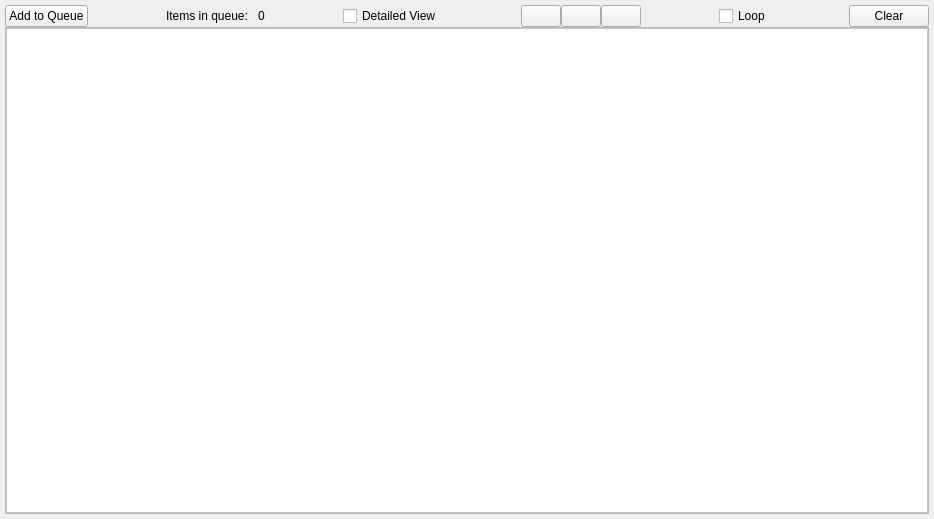
Above: src/QSview/resources/queue_editor.ui from BCDA-APS/QSview before the change. Below: the same form after it.
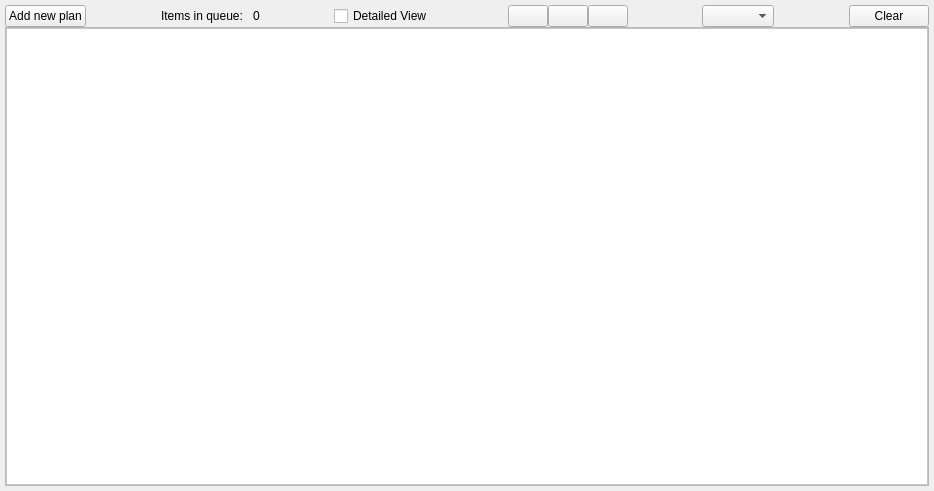
That is the form after the change. Icons and pictures are not drawn.

Commit message: Replace Loop checkbox ith comboBox

Diff of the .ui file:
```diff
--- a/src/QSview/resources/queue_editor.ui
+++ b/src/QSview/resources/queue_editor.ui
@@ -7,7 +7,7 @@
     <x>0</x>
     <y>0</y>
     <width>934</width>
-    <height>519</height>
+    <height>491</height>
    </rect>
   </property>
   <property name="windowTitle">
@@ -37,7 +37,7 @@
         <string>Add plan to queue</string>
        </property>
        <property name="text">
-        <string>Add to Queue</string>
+        <string>Add new plan</string>
        </property>
        <property name="icon">
         <iconset>
@@ -157,26 +157,6 @@
        </property>
       </widget>
      </item>
-     <item>
-      <spacer name="horizontalSpacer_2">
-       <property name="orientation">
-        <enum>Qt::Horizontal</enum>
-       </property>
-       <property name="sizeHint" stdset="0">
-        <size>
-         <width>40</width>
-         <height>20</height>
-        </size>
-       </property>
-      </spacer>
-     </item>
-     <item>
-      <widget class="QCheckBox" name="loopBox">
-       <property name="text">
-        <string>Loop</string>
-       </property>
-      </widget>
-     </item>
      <item>
       <spacer name="horizontalSpacer">
        <property name="orientation">
@@ -190,6 +170,26 @@
        </property>
       </spacer>
      </item>
+     <item>
+      <widget class="QComboBox" name="modeComboBox">
+       <property name="currentText">
+        <string/>
+       </property>
+      </widget>
+     </item>
+     <item>
+      <spacer name="horizontalSpacer_6">
+       <property name="orientation">
+        <enum>Qt::Horizontal</enum>
+       </property>
+       <property name="sizeHint" stdset="0">
+        <size>
+         <width>40</width>
+         <height>20</height>
+        </size>
+       </property>
+      </spacer>
+     </item>
      <item>
       <widget class="QPushButton" name="clearButton">
        <property name="toolTip">
```
The commit also changes 2 other files.
